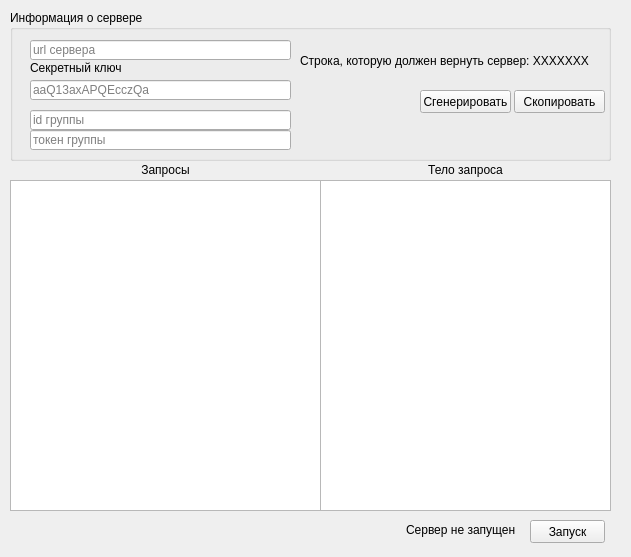
First picture: the form in main.ui, repository Nikiroy78/longpoll-callback_converter, before the edit.
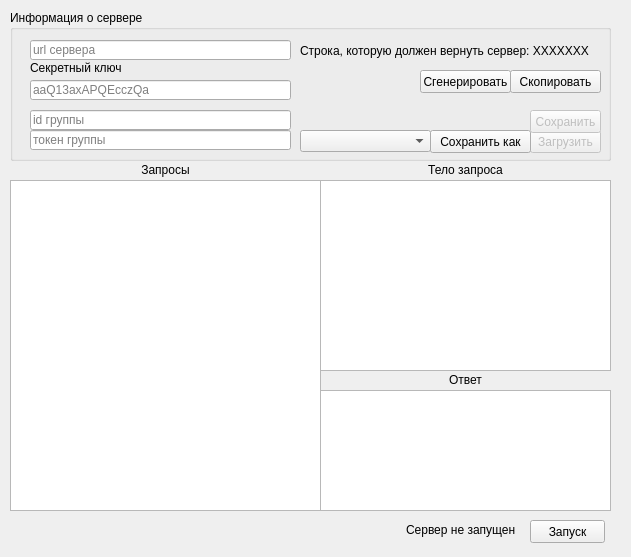
Second picture: the form after the edit. Icons and pictures are not drawn.

Commit message: add save/load and view response

What changed in the file:
```diff
--- a/main.ui
+++ b/main.ui
@@ -82,7 +82,7 @@
       <x>290</x>
       <y>30</y>
       <width>301</width>
-      <height>41</height>
+      <height>21</height>
      </rect>
     </property>
     <property name="text">
@@ -92,8 +92,8 @@
    <widget class="QPushButton" name="copy_ret_str">
     <property name="geometry">
      <rect>
-      <x>504</x>
-      <y>80</y>
+      <x>500</x>
+      <y>60</y>
       <width>91</width>
       <height>23</height>
      </rect>
@@ -109,7 +109,7 @@
     <property name="geometry">
      <rect>
       <x>410</x>
-      <y>80</y>
+      <y>60</y>
       <width>91</width>
       <height>23</height>
      </rect>
@@ -150,6 +150,70 @@
      <string>id группы</string>
     </property>
    </widget>
+   <widget class="QComboBox" name="saveList">
+    <property name="geometry">
+     <rect>
+      <x>290</x>
+      <y>120</y>
+      <width>131</width>
+      <height>22</height>
+     </rect>
+    </property>
+   </widget>
+   <widget class="QPushButton" name="loadButton">
+    <property name="enabled">
+     <bool>false</bool>
+    </property>
+    <property name="geometry">
+     <rect>
+      <x>520</x>
+      <y>120</y>
+      <width>71</width>
+      <height>23</height>
+     </rect>
+    </property>
+    <property name="cursor">
+     <cursorShape>PointingHandCursor</cursorShape>
+    </property>
+    <property name="text">
+     <string>Загрузить</string>
+    </property>
+   </widget>
+   <widget class="QPushButton" name="new_saveButton">
+    <property name="geometry">
+     <rect>
+      <x>420</x>
+      <y>120</y>
+      <width>101</width>
+      <height>23</height>
+     </rect>
+    </property>
+    <property name="cursor">
+     <cursorShape>PointingHandCursor</cursorShape>
+    </property>
+    <property name="text">
+     <string>Сохранить как</string>
+    </property>
+   </widget>
+   <widget class="QPushButton" name="saveButton">
+    <property name="enabled">
+     <bool>false</bool>
+    </property>
+    <property name="geometry">
+     <rect>
+      <x>520</x>
+      <y>100</y>
+      <width>71</width>
+      <height>23</height>
+     </rect>
+    </property>
+    <property name="cursor">
+     <cursorShape>PointingHandCursor</cursorShape>
+    </property>
+    <property name="text">
+     <string>Сохранить</string>
+    </property>
+   </widget>
   </widget>
   <widget class="QPushButton" name="start">
    <property name="geometry">
@@ -196,7 +260,7 @@
      <x>320</x>
      <y>180</y>
      <width>291</width>
-     <height>331</height>
+     <height>191</height>
     </rect>
    </property>
    <property name="cursor" stdset="0">
@@ -236,6 +300,39 @@
     <string>&lt;html&gt;&lt;head/&gt;&lt;body&gt;&lt;p&gt;&lt;img src=&quot;:/response_codes/Sending.png&quot;/&gt; Сервер не запущен&lt;/p&gt;&lt;/body&gt;&lt;/html&gt;</string>
    </property>
   </widget>
+  <widget class="QLabel" name="label_4">
+   <property name="geometry">
+    <rect>
+     <x>320</x>
+     <y>370</y>
+     <width>291</width>
+     <height>21</height>
+    </rect>
+   </property>
+   <property name="text">
+    <string>&lt;html&gt;&lt;head/&gt;&lt;body&gt;&lt;p align=&quot;center&quot;&gt;Ответ&lt;/p&gt;&lt;/body&gt;&lt;/html&gt;</string>
+   </property>
+  </widget>
+  <widget class="QTextBrowser" name="responseBody">
+   <property name="geometry">
+    <rect>
+     <x>320</x>
+     <y>390</y>
+     <width>291</width>
+     <height>121</height>
+    </rect>
+   </property>
+   <property name="cursor" stdset="0">
+    <cursorShape>IBeamCursor</cursorShape>
+   </property>
+   <property name="html">
+    <string>&lt;!DOCTYPE HTML PUBLIC &quot;-//W3C//DTD HTML 4.0//EN&quot; &quot;http://www.w3.org/TR/REC-html40/strict.dtd&quot;&gt;
+&lt;html&gt;&lt;head&gt;&lt;meta name=&quot;qrichtext&quot; content=&quot;1&quot; /&gt;&lt;style type=&quot;text/css&quot;&gt;
+p, li { white-space: pre-wrap; }
+&lt;/style&gt;&lt;/head&gt;&lt;body style=&quot; font-family:'MS Shell Dlg 2'; font-size:8.25pt; font-weight:400; font-style:normal;&quot;&gt;
+&lt;p style=&quot;-qt-paragraph-type:empty; margin-top:0px; margin-bottom:0px; margin-left:0px; margin-right:0px; -qt-block-indent:0; text-indent:0px;&quot;&gt;&lt;br /&gt;&lt;/p&gt;&lt;/body&gt;&lt;/html&gt;</string>
+   </property>
+  </widget>
  </widget>
  <resources>
   <include location="source.qrc"/>
```
The commit also changes 5 other files.
